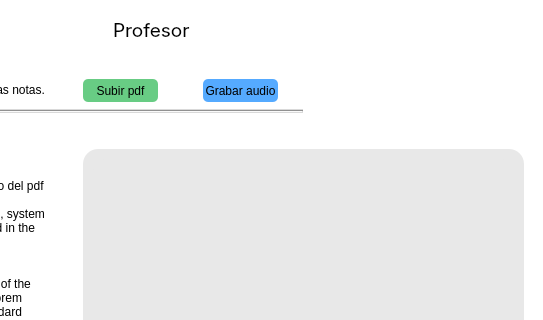
Cristian23988/ProyectoGrado, file ui/diseno.ui: the form before one commit; both pictures show x 366 to 909 and y 0 to 320 of the 909 by 636 pixel window.
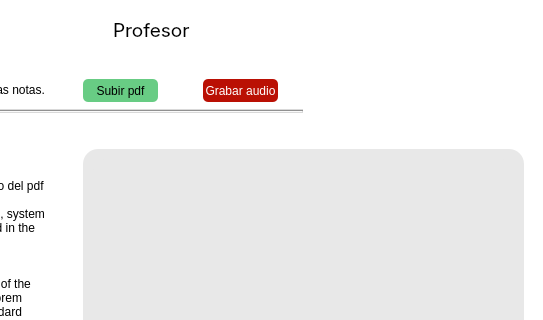
The form after the commit. The open tabs and pages were chosen to show the change. Icons and pictures are not drawn.

Commit message: diseño 87%

Patch:
```diff
--- a/ui/diseno.ui
+++ b/ui/diseno.ui
@@ -1642,8 +1642,9 @@
            </rect>
           </property>
           <property name="styleSheet">
-           <string notr="true">background-color: rgb(85, 170, 255);
-color: rgb(0, 0, 0);</string>
+           <string notr="true">	background-color: rgb(186, 16, 4);
+	border-radius: 5px;
+	color: rgb(255, 255, 255);</string>
           </property>
           <property name="text">
            <string>Grabar audio</string>
```
Left out of the diff: 4 changed lines with no effect on the pictures.
